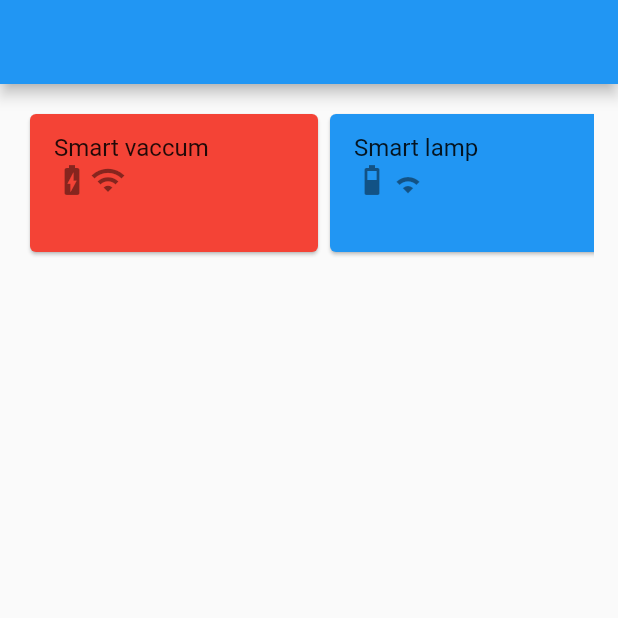
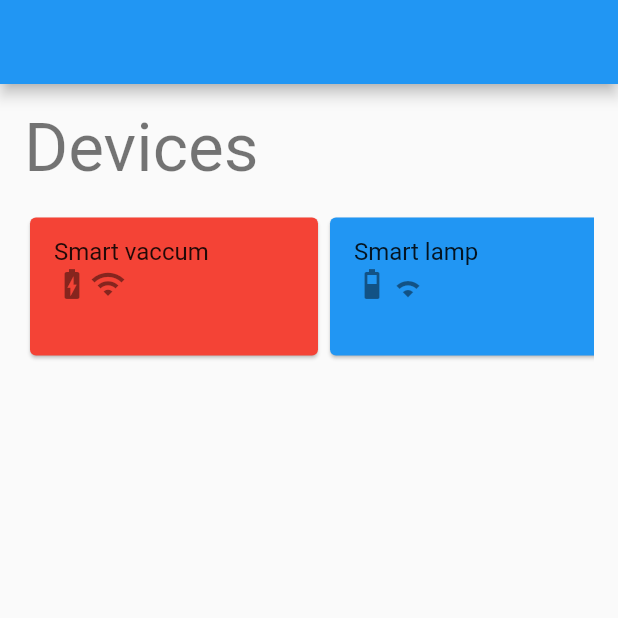
Before and after one commit to adnanjpg/clean-code-flutter, a Flutter app: the screen it shows after launch, on a phone screen of 412 x 824 dp, the top half of it. Run offline on Flutter 3.47's test engine with Material 2 defaults, Android fonts, the phone set to English and light mode, and no system bars; our stand-ins replace bloc, easy_localization, flutter_bloc, flutter_riverpod, freezed_annotation, go_router and 1 more.

Commit message:
add title to devices list in home screen

```diff
--- a/presentation/assets/translations/en-US.json
+++ b/presentation/assets/translations/en-US.json
@@ -1,5 +1,6 @@
 {
     "hi": "Hello",
     "go_back_to_home": "Go back to home page",
-    "route_is_broken": "Something went wrong. Please try again later."
+    "route_is_broken": "Something went wrong. Please try again later.",
+    "home:devices_list": "Devices"
 }
--- a/presentation/assets/translations/tr-TR.json
+++ b/presentation/assets/translations/tr-TR.json
@@ -1,5 +1,6 @@
 {
     "hi": "Merhaba",
     "go_back_to_home": "Ana sayfaya dön",
-    "route_is_broken": "Bir sorun oluştu. Lütfen tekrar deneyin."
+    "route_is_broken": "Bir sorun oluştu. Lütfen tekrar deneyin.",
+    "home:devices_list": "Cihazlar"
 }
--- a/presentation/lib/ui/widgets/devices_list.dart
+++ b/presentation/lib/ui/widgets/devices_list.dart
@@ -5,6 +5,7 @@ import 'package:flutter_bloc/flutter_bloc.dart';
 import 'package:flutter_riverpod/flutter_riverpod.dart';
 import 'package:presentation/global_widgets/error_widget.dart';
 import 'package:presentation/global_widgets/loading_widget.dart';
+import 'package:presentation/utils/utils.dart';
 
 final _devListBlocProv = Provider.autoDispose(DevicesListBlocCubit.new);
 
@@ -25,8 +26,16 @@ class _DevicesListBody extends StatelessWidget {
 
   @override
   Widget build(BuildContext context) {
-    return SizedBox(
+    return Column(
+      crossAxisAlignment: CrossAxisAlignment.start,
+      children: [
+        Text(
+          getStr('home:devices_list'),
+          style: Theme.of(context).textTheme.headline3,
+        ),
+        Container(
           height: 100,
+          margin: defPaddingVertical,
           child: BlocBuilder<DevicesListBlocCubit, DevicesListBlocState>(
             builder: (context, state) {
               return state.when(
@@ -58,6 +67,8 @@ class _DevicesListBody extends StatelessWidget {
               );
             },
           ),
+        ),
+      ],
     );
   }
 }
--- a/presentation/lib/utils/utils.dart
+++ b/presentation/lib/utils/utils.dart
@@ -7,3 +7,7 @@ part 'translation_utils.dart';
 
 const double defPaddingSize = 16.0;
 const EdgeInsets defPadding = EdgeInsets.all(defPaddingSize);
+const EdgeInsets defPaddingHorizontal =
+    EdgeInsets.symmetric(horizontal: defPaddingSize);
+const EdgeInsets defPaddingVertical =
+    EdgeInsets.symmetric(vertical: defPaddingSize);
```
Lines whose indentation alone changed are shown as unchanged.
